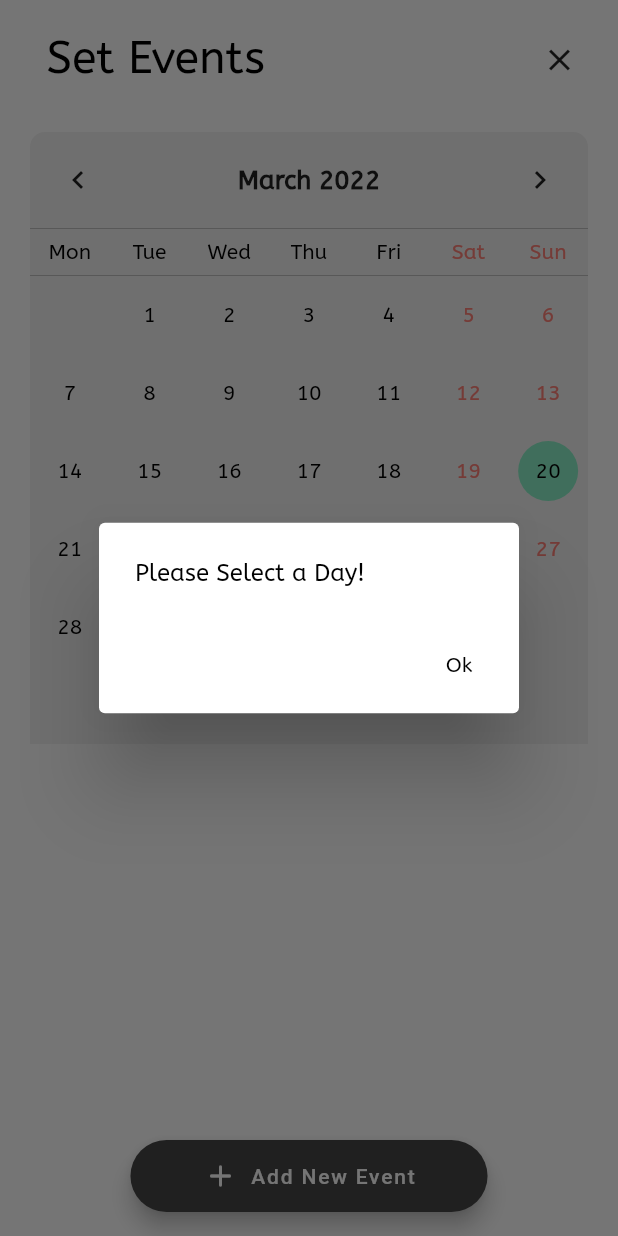
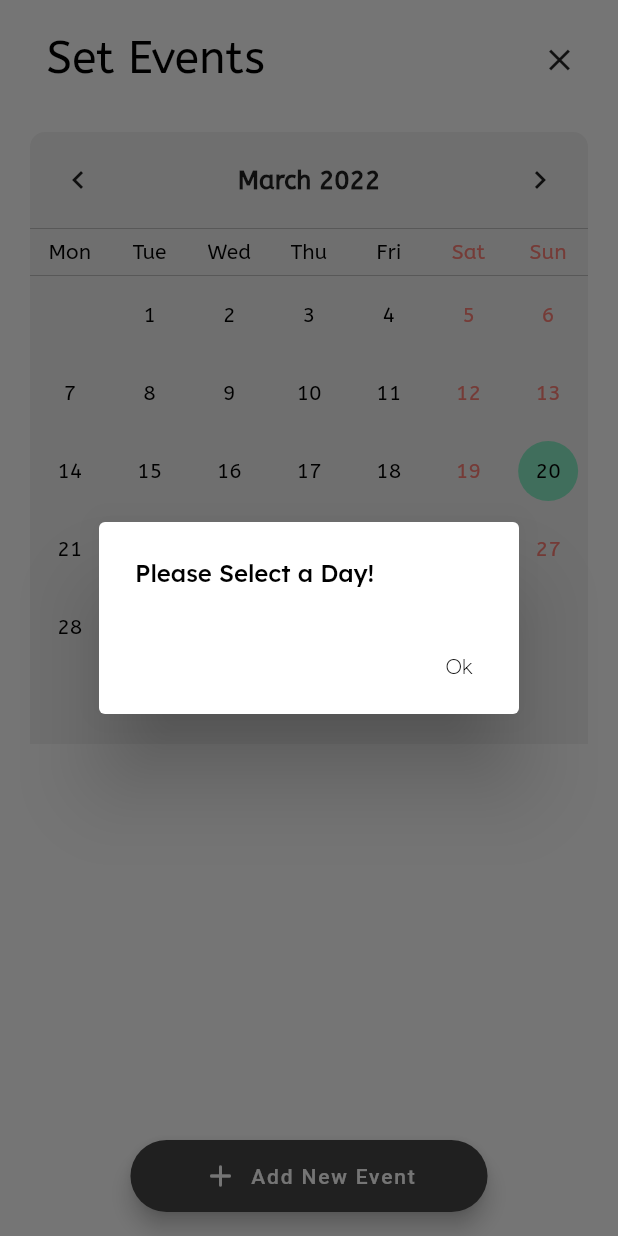
Before and after one commit to Lakhankumawat/smart-home-app, a Flutter app: the SetEventScreen screen opened by its route, after a tap on "Add New Event", on a phone screen of 412 x 824 dp. Run offline on Flutter 3.47's test engine with Material 2 defaults, Android fonts, the light colour scheme and no system bars; drawn by our look-alikes of table_calendar; our stand-ins replace dotted_border, flutter_svg, font_awesome_flutter, get_it, image_picker, lottie and 2 more; Roboto replaces fonts that are missing (Nato Sans).

Commit message:
Added Lexend Fontfiles, Added new files & shifted Theme files to Components

```diff
--- a/lib/src/screens/set_event_screen/theme/alert_dialog_theme.dart
+++ b/lib/src/screens/set_event_screen/components/alert_dialog_theme.dart
@@ -12,14 +12,16 @@ abstract class AlertDialogTheme {
 
   static TextStyle get buttonTextStyle {
     return const TextStyle(
-      fontFamily: 'ABeeZee',
+      fontFamily: 'Lexend',
+      fontWeight: FontWeight.w200,
       color: Colors.black,
     );
   }
 
   static TextStyle get titleTextStyle {
     return const TextStyle(
-      fontFamily: 'ABeeZee',
+      fontFamily: 'Lexend',
+      fontWeight: FontWeight.w500,
       color: Colors.black,
       fontSize: 16,
     );
@@ -29,7 +31,7 @@ abstract class AlertDialogTheme {
     return const TextStyle(
       fontFamily: 'ABeeZee',
       color: Colors.black,
-      fontSize: 14,
+      fontSize: 12,
     );
   }
 }
--- /dev/null
+++ b/lib/src/screens/set_event_screen/components/select_day_dialog.dart
@@ -0,0 +1,23 @@
+import 'package:domus/src/screens/set_event_screen/components/alert_dialog_theme.dart';
+import 'package:flutter/material.dart';
+
+class SelectDayDialog extends StatelessWidget {
+  const SelectDayDialog({Key? key}) : super(key: key);
+
+  @override
+  Widget build(BuildContext context) {
+    return AlertDialog(
+      title: const Text('Please Select a Day!'),
+      titleTextStyle: AlertDialogTheme.titleTextStyle,
+      actions: <Widget>[
+        TextButton(
+          onPressed: () => Navigator.pop(context),
+          child: Text(
+            'Ok',
+            style: AlertDialogTheme.buttonTextStyle,
+          ),
+        ),
+      ],
+    );
+  }
+}
--- a/lib/src/screens/set_event_screen/resources.dart
+++ b/lib/src/screens/set_event_screen/resources.dart
@@ -1,4 +1,6 @@
 export 'components/event.dart';
 export 'components/event_list_tile.dart';
-export 'theme/alert_dialog_theme.dart';
-export 'theme/calendar_theme.dart';
+export 'components/add_event_dialog.dart';
+export 'components/select_day_dialog.dart';
+export 'components/alert_dialog_theme.dart';
+export 'components/calendar_theme.dart';
--- a/lib/src/screens/set_event_screen/set_event_screen.dart
+++ b/lib/src/screens/set_event_screen/set_event_screen.dart
@@ -86,54 +86,22 @@ class _SetEventScreenState extends State<SetEventScreen> {
           if (selectedDay == null) {
             showDialog(
               context: context,
-              builder: (context) => AlertDialog(
-                title: const Text('Please Select a Day!'),
-                titleTextStyle: AlertDialogTheme.titleTextStyle,
-                actions: <Widget>[
-                  TextButton(
-                    onPressed: () => Navigator.pop(context),
-                    child: Text(
-                      'Ok',
-                      style: AlertDialogTheme.buttonTextStyle,
-                    ),
-                  ),
-                ],
-              ),
+              builder: (context) => const SelectDayDialog(),
             );
           } else {
             showDialog(
               context: context,
-              builder: (context) => AlertDialog(
-                title: const Text('Add an Event'),
-                titleTextStyle: AlertDialogTheme.titleTextStyle,
-                content: TextField(
-                  autofocus: true,
-                  style: AlertDialogTheme.textFieldStyle,
-                  textCapitalization: TextCapitalization.words,
+              builder: (context) => AddEventDialog(
                 controller: controller,
-                  decoration: InputDecoration(
-                    hintText: 'Your Event',
-                    hintStyle: AlertDialogTheme.textFieldStyle,
-                  ),
-                ),
-                actions: <Widget>[
-                  TextButton(
-                    onPressed: () => Navigator.pop(context),
-                    child: Text(
-                      'Cancel',
-                      style: AlertDialogTheme.buttonTextStyle,
-                    ),
-                  ),
-                  TextButton(
-                    onPressed: () {
+                onCancel: () => Navigator.pop(context),
+                onAccept: () {
                   if (controller.text.isNotEmpty) {
                     // Add the Event to the List of Events
                     if (eventsForDay[selectedDay] == null) {
                       // If this is the first event
                       eventsForDay[selectedDay!] = [Event(controller.text)];
                     } else {
-                          eventsForDay[selectedDay]!
-                              .add(Event(controller.text));
+                      eventsForDay[selectedDay]!.add(Event(controller.text));
                     }
                   }
 
@@ -141,12 +109,6 @@ class _SetEventScreenState extends State<SetEventScreen> {
                   controller.clear();
                   setState(() {});
                 },
-                    child: Text(
-                      'Ok',
-                      style: AlertDialogTheme.buttonTextStyle,
-                    ),
-                  ),
-                ],
               ),
             );
           }
--- a/pubspec.yaml
+++ b/pubspec.yaml
@@ -63,3 +63,9 @@ flutter:
           style: italic
         - asset: assets/fonts/ABeeZee-Regular.ttf
           style: normal
+    - family: Lexend
+      fonts:
+        - asset: assets/fonts/Lexend-Medium.ttf
+          weight: 500
+        - asset: assets/fonts/Lexend-ExtraLight.ttf
+          weight: 200
```
Also changed, not shown: lib/src/screens/set_event_screen/components/add_event_dialog.dart (added, +49 -0 lines), assets/fonts/Lexend-ExtraLight.ttf (added), assets/fonts/Lexend-Medium.ttf (added), lib/src/screens/set_event_screen/components/calendar_theme.dart (renamed from lib/src/screens/set_event_screen/theme/calendar_theme.dart). Lines whose indentation alone changed are shown as unchanged.
